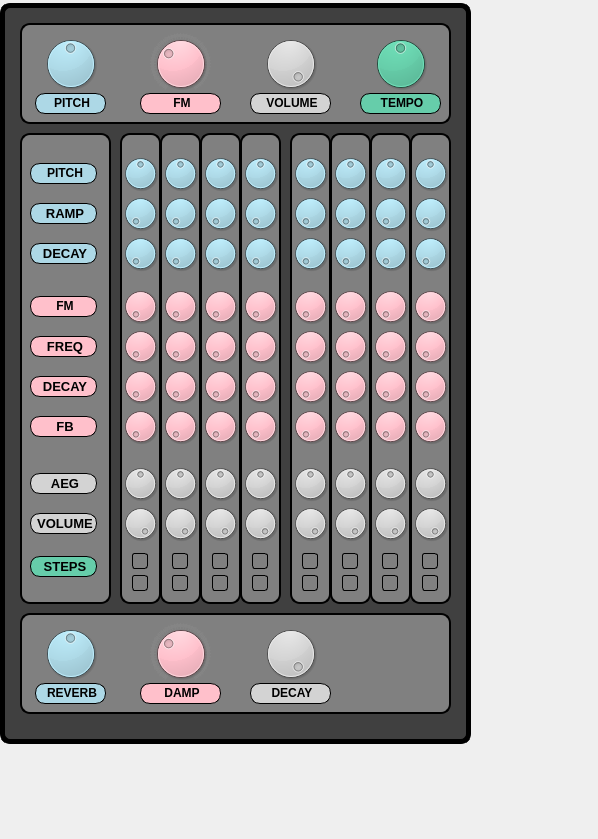
Old version of the form src/mega_fm_8step.ui in the repository theJSZ/FM-synthesis-drum-machine.
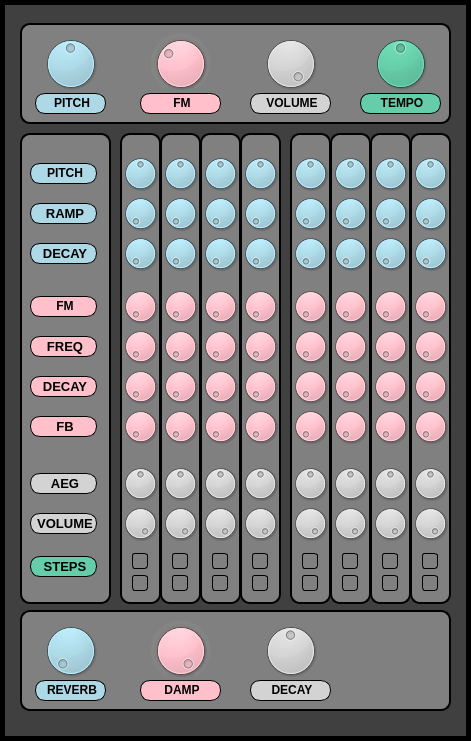
New version of the form.

```diff
--- a/src/mega_fm_8step.ui
+++ b/src/mega_fm_8step.ui
@@ -6,8 +6,8 @@
    <rect>
     <x>0</x>
     <y>0</y>
-    <width>598</width>
-    <height>839</height>
+    <width>471</width>
+    <height>741</height>
    </rect>
   </property>
   <property name="windowTitle">
@@ -2006,13 +2006,13 @@
     <property name="geometry">
      <rect>
       <x>0</x>
-      <y>3</y>
+      <y>0</y>
       <width>471</width>
       <height>741</height>
      </rect>
     </property>
     <property name="styleSheet">
-     <string notr="true">background-color: #404040; border-radius: 10; border: 5px solid black</string>
+     <string notr="true">background-color: #404040; border: 5px solid black</string>
     </property>
     <property name="title">
      <string/>
@@ -2045,10 +2045,10 @@
        <string notr="true">background-color: lightblue</string>
       </property>
       <property name="minimum">
-       <number>-500</number>
+       <number>0</number>
       </property>
       <property name="maximum">
-       <number>500</number>
+       <number>1000</number>
       </property>
      </widget>
      <widget class="QDial" name="dial_master_reverb_damp">
@@ -2070,10 +2070,10 @@
        <string notr="true">background-color: pink</string>
       </property>
       <property name="minimum">
-       <number>500</number>
+       <number>0</number>
       </property>
       <property name="maximum">
-       <number>2000</number>
+       <number>1000</number>
       </property>
       <property name="value">
        <number>1000</number>
@@ -2107,7 +2107,7 @@
        <number>1000</number>
       </property>
       <property name="value">
-       <number>1000</number>
+       <number>500</number>
       </property>
      </widget>
      <widget class="QLabel" name="label_reverb_mix">
```
